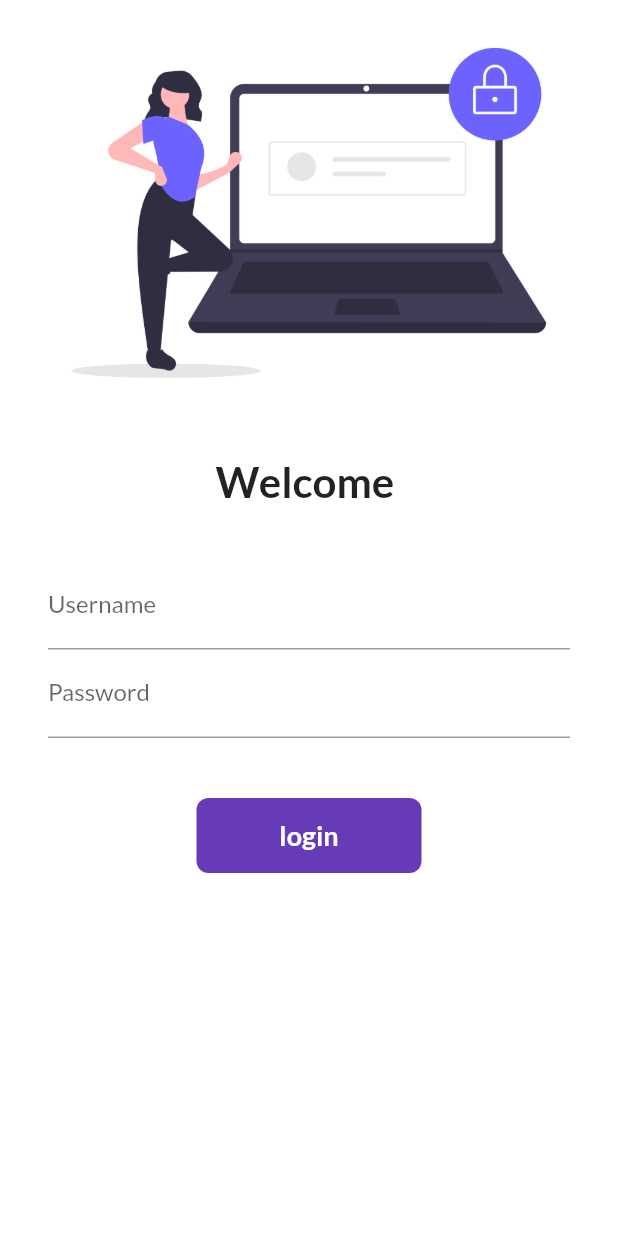
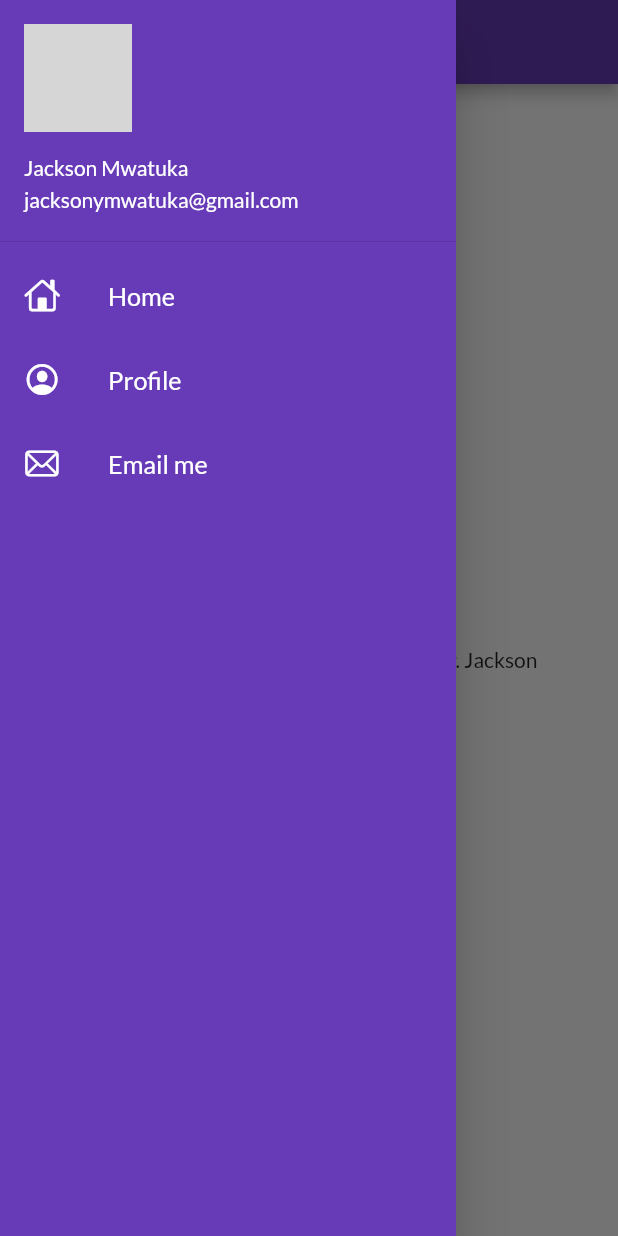
Before and after one commit to 7jackson07/30DaysOfFlutter, a Flutter app: the screen it shows after launch, with the side drawer open (before the commit the screen has no drawer), on a phone screen of 412 x 824 dp. Run offline on Flutter 3.47's test engine with Material 2 defaults, Android fonts, the phone set to English and light mode, and no system bars; our stand-ins replace google_fonts; network calls fail; grey boxes are pictures that could not be loaded.

Commit message:
day 8 completed

```diff
--- a/lib/main.dart
+++ b/lib/main.dart
@@ -21,7 +21,7 @@ class MyApp extends StatelessWidget {
       darkTheme: ThemeData(
         brightness: Brightness.dark,
       ),
-      initialRoute: "/",
+      initialRoute: MyRoutes.homeRoute,
       routes: {
         "/": (context) => LoginPage(),
         MyRoutes.homeRoute: (context) => HomePage(),
--- a/lib/pages/home_page.dart
+++ b/lib/pages/home_page.dart
@@ -1,4 +1,5 @@
 import 'package:flutter/material.dart';
+import 'package:flutter_catalog/widgets/drawer.dart';
 
 class HomePage extends StatelessWidget {
   final int days = 30;
@@ -15,7 +16,7 @@ class HomePage extends StatelessWidget {
           child: Text("welcome to $days days to learn flutter by Mr. $name"),
         ),
       ),
-      drawer: Drawer(),
+      drawer: MyDrawer(),
     );
   }
 }
--- /dev/null
+++ b/lib/widgets/drawer.dart
@@ -0,0 +1,64 @@
+import 'package:flutter/cupertino.dart';
+import 'package:flutter/material.dart';
+
+class MyDrawer extends StatelessWidget {
+  @override
+  Widget build(BuildContext context) {
+    final imageUrl =
+        "https://media.beliefnet.com/~/media/photos-with-attribution/entertainment/movies/jack-sparrow_credit-walt-disney-studios.jpg?as=1&extension=webp";
+    return Drawer(
+      child: Container(
+        color: Colors.deepPurple,
+        child: ListView(
+          children: [
+            DrawerHeader(
+              padding: EdgeInsets.zero,
+              child: UserAccountsDrawerHeader(
+                margin: EdgeInsets.zero,
+                //decoration: BoxDecoration(color: Colors.red),
+                accountName: Text("Jackson Mwatuka"),
+                accountEmail: Text("jacksonymwatuka@gmail.com"),
+                currentAccountPicture: CircleAvatar(
+                  backgroundImage: NetworkImage(imageUrl),
+                ),
+              ),
+            ),
+            ListTile(
+              leading: Icon(
+                CupertinoIcons.home,
+                color: Colors.white,
+              ),
+              title: Text(
+                "Home",
+                textScaleFactor: 1.2,
+                style: TextStyle(color: Colors.white),
+              ),
+            ),
+            ListTile(
+              leading: Icon(
+                CupertinoIcons.profile_circled,
+                color: Colors.white,
+              ),
+              title: Text(
+                "Profile",
+                textScaleFactor: 1.2,
+                style: TextStyle(color: Colors.white),
+              ),
+            ),
+            ListTile(
+              leading: Icon(
+                CupertinoIcons.mail,
+                color: Colors.white,
+              ),
+              title: Text(
+                "Email me",
+                textScaleFactor: 1.2,
+                style: TextStyle(color: Colors.white),
+              ),
+            ),
+          ],
+        ),
+      ),
+    );
+  }
+}
```
Also changed, not shown: lib/pages/login_page.dart (+40 -24 lines), assets/images/hey.png (added).
